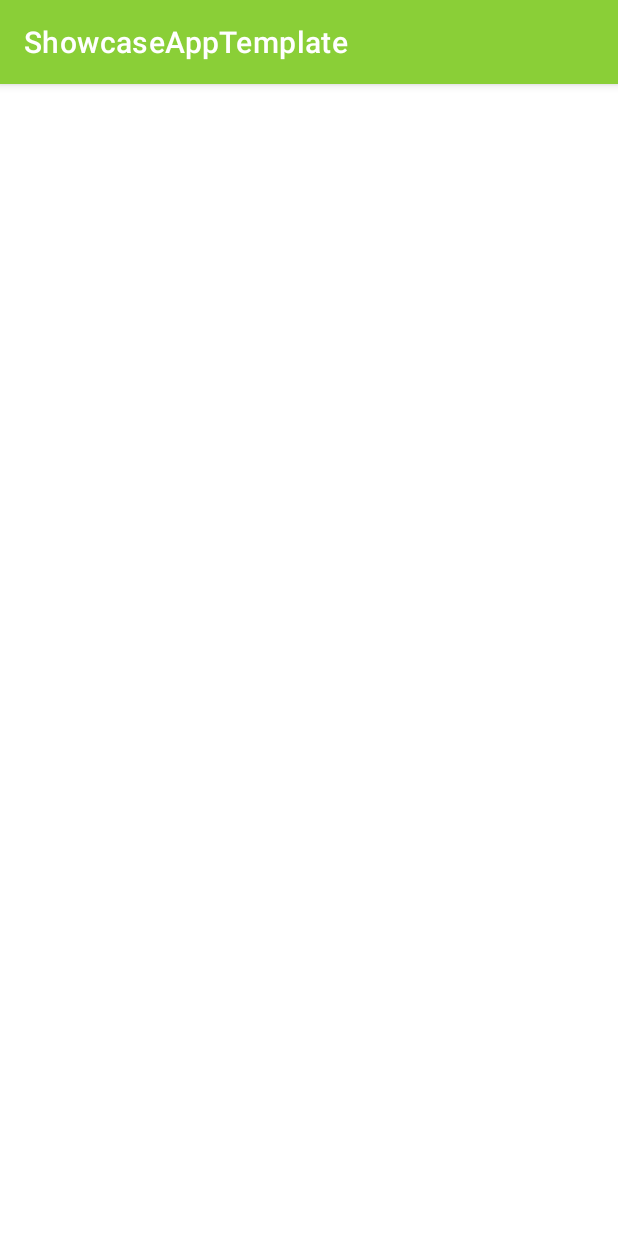
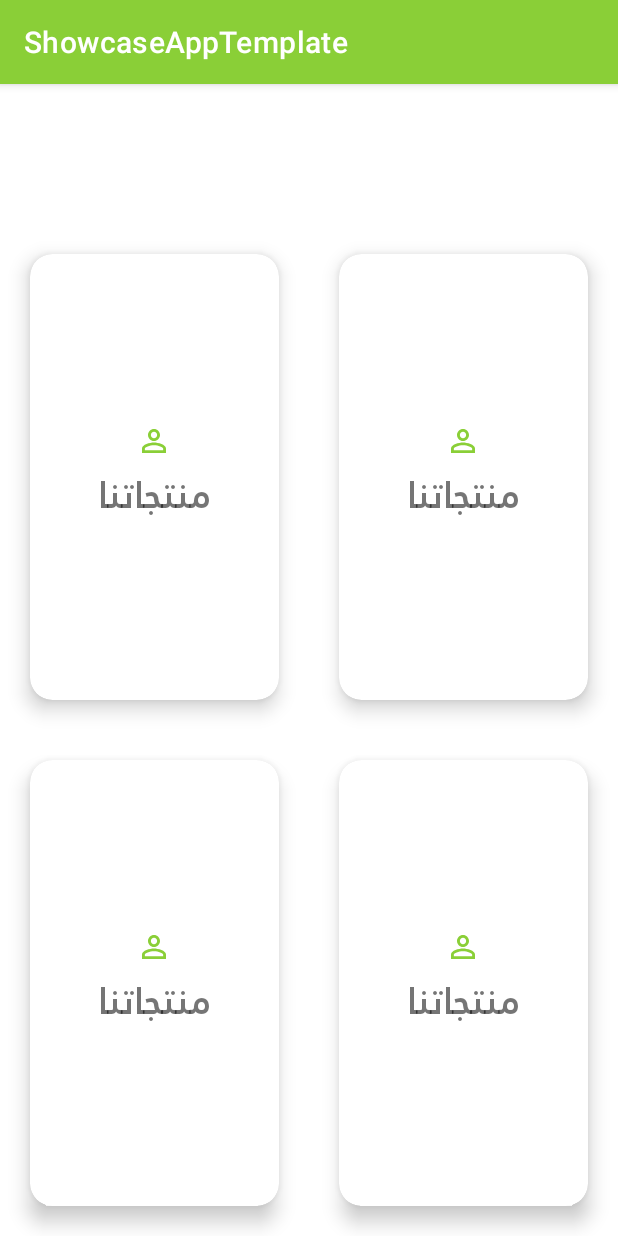
Before and after one commit to MohammedAlawna/ShowcaseApp, an Android app: the MainMenu screen opened directly, with no data from a screen before it, on a phone screen of 412 x 824 dp. Run offline under Robolectric (Android 15) with nearby library versions, the phone set to English and light mode, and no system bars.

Commit message:
cardViewTemplate

```diff
--- a/ShowcaseAppTemplate/app/build.gradle
+++ b/ShowcaseAppTemplate/app/build.gradle
@@ -36,4 +36,5 @@
     testImplementation 'junit:junit:4.+'
     androidTestImplementation 'androidx.test.ext:junit:1.1.3'
     androidTestImplementation 'androidx.test.espresso:espresso-core:3.4.0'
+
 }
--- a/ShowcaseAppTemplate/app/src/main/res/layout/main_menu.xml
+++ b/ShowcaseAppTemplate/app/src/main/res/layout/main_menu.xml
@@ -1,5 +1,5 @@
 <?xml version="1.0" encoding="utf-8"?>
-<androidx.constraintlayout.widget.ConstraintLayout xmlns:android="http://schemas.android.com/apk/res/android"
+<RelativeLayout xmlns:android="http://schemas.android.com/apk/res/android"
     xmlns:app="http://schemas.android.com/apk/res-auto"
     xmlns:tools="http://schemas.android.com/tools"
     android:layout_width="match_parent"
@@ -8,17 +8,175 @@
 
     <TextView
         android:id="@+id/yourName"
-        android:layout_width="112dp"
-        android:layout_height="47dp"
-        android:layout_marginTop="36dp"
-        android:text="TextView"
-        app:layout_constraintEnd_toEndOf="parent"
-        app:layout_constraintStart_toStartOf="parent"
-        app:layout_constraintTop_toTopOf="parent" />
+        android:layout_width="wrap_content"
+        android:layout_height="wrap_content"
+        android:text="إسمك"
+        android:textSize="50sp"
+        android:layout_centerHorizontal="true"
+        android:textStyle="bold"
+        android:fontFamily="@font/janalt" />
 
     <androidx.gridlayout.widget.GridLayout
         android:layout_width="match_parent"
-        android:layout_height="match_parent">
+        android:layout_height="match_parent"
+        android:layout_below="@+id/yourName"
+        app:rowCount="3"
+        app:columnCount="2">
+
+        <androidx.cardview.widget.CardView
+            android:layout_width="wrap_content"
+            android:layout_height="wrap_content"
+            app:layout_column="0"
+            app:layout_row="0"
+            app:layout_columnWeight="1"
+            app:layout_rowWeight="1"
+            android:layout_margin="20dp"
+            app:cardCornerRadius="15dp"
+            app:cardElevation="8dp">
+
+            <LinearLayout
+                android:layout_width="wrap_content"
+                android:layout_height="wrap_content"
+                android:orientation="vertical"
+                android:gravity="center"
+                android:layout_gravity="center_vertical|center_horizontal">
+                <ImageView
+                    android:layout_width="wrap_content"
+                    android:layout_height="wrap_content"
+                    android:src="@drawable/ic_baseline_perm_identity_24"
+                    />
+                <TextView
+                    android:layout_width="wrap_content"
+                    android:layout_height="wrap_content"
+                    android:text="منتجاتنا"
+                    android:textSize="25sp"
+                    android:fontFamily="@font/janalt"
+                    android:textStyle="bold"
+                    android:textAlignment="center"
+                    android:gravity="center_horizontal" />
+
+            </LinearLayout>
+
+
+        </androidx.cardview.widget.CardView>
+
+
+        <androidx.cardview.widget.CardView
+            android:layout_width="wrap_content"
+            android:layout_height="wrap_content"
+            app:layout_column="1"
+            app:layout_row="0"
+            app:layout_columnWeight="1"
+            app:layout_rowWeight="1"
+            android:layout_margin="20dp"
+            app:cardCornerRadius="15dp"
+            app:cardElevation="8dp">
+
+            <LinearLayout
+                android:layout_width="wrap_content"
+                android:layout_height="wrap_content"
+                android:orientation="vertical"
+                android:gravity="center"
+                android:layout_gravity="center_vertical|center_horizontal">
+                <ImageView
+                    android:layout_width="wrap_content"
+                    android:layout_height="wrap_content"
+                    android:src="@drawable/ic_baseline_perm_identity_24"
+                    />
+                <TextView
+                    android:layout_width="wrap_content"
+                    android:layout_height="wrap_content"
+                    android:text="منتجاتنا"
+                    android:textSize="25sp"
+                    android:fontFamily="@font/janalt"
+                    android:textStyle="bold"
+                    android:textAlignment="center"
+                    android:gravity="center_horizontal" />
+
+            </LinearLayout>
+
+
+        </androidx.cardview.widget.CardView>
+
+
+        <androidx.cardview.widget.CardView
+            android:layout_width="wrap_content"
+            android:layout_height="wrap_content"
+            app:layout_column="0"
+            app:layout_row="1"
+            app:layout_columnWeight="1"
+            app:layout_rowWeight="1"
+            android:layout_margin="20dp"
+            app:cardCornerRadius="15dp"
+            app:cardElevation="8dp">
+
+            <LinearLayout
+                android:layout_width="wrap_content"
+                android:layout_height="wrap_content"
+                android:orientation="vertical"
+                android:gravity="center"
+                android:layout_gravity="center_vertical|center_horizontal">
+                <ImageView
+                    android:layout_width="wrap_content"
+                    android:layout_height="wrap_content"
+                    android:src="@drawable/ic_baseline_perm_identity_24"
+                    />
+                <TextView
+                    android:layout_width="wrap_content"
+                    android:layout_height="wrap_content"
+                    android:text="منتجاتنا"
+                    android:textSize="25sp"
+                    android:fontFamily="@font/janalt"
+                    android:textStyle="bold"
+                    android:textAlignment="center"
+                    android:gravity="center_horizontal" />
+
+            </LinearLayout>
+
+
+        </androidx.cardview.widget.CardView>
+
+
+        <androidx.cardview.widget.CardView
+            android:layout_width="wrap_content"
+            android:layout_height="wrap_content"
+            app:layout_column="1"
+            app:layout_row="1"
+            app:layout_columnWeight="1"
+            app:layout_rowWeight="1"
+            android:layout_margin="20dp"
+            app:cardCornerRadius="15dp"
+            app:cardElevation="8dp">
+
+            <LinearLayout
+                android:layout_width="wrap_content"
+                android:layout_height="wrap_content"
+                android:orientation="vertical"
+                android:gravity="center"
+                android:layout_gravity="center_vertical|center_horizontal">
+                <ImageView
+                    android:layout_width="wrap_content"
+                    android:layout_height="wrap_content"
+                    android:src="@drawable/ic_baseline_perm_identity_24"
+                    />
+                <TextView
+                    android:layout_width="wrap_content"
+                    android:layout_height="wrap_content"
+                    android:text="منتجاتنا"
+                    android:textSize="25sp"
+                    android:fontFamily="@font/janalt"
+                    android:textStyle="bold"
+                    android:textAlignment="center"
+                    android:gravity="center_horizontal" />
+
+            </LinearLayout>
+
+
+        </androidx.cardview.widget.CardView>
 
     </androidx.gridlayout.widget.GridLayout>
-</androidx.constraintlayout.widget.ConstraintLayout>
+
+
+
+
+</RelativeLayout>
```
